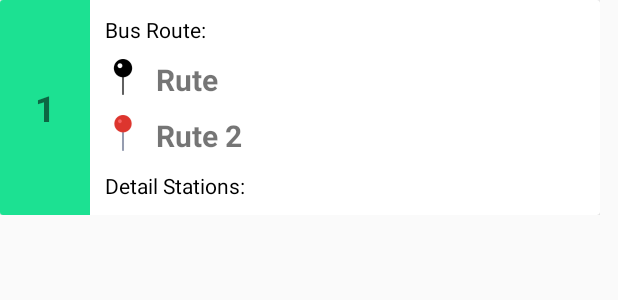
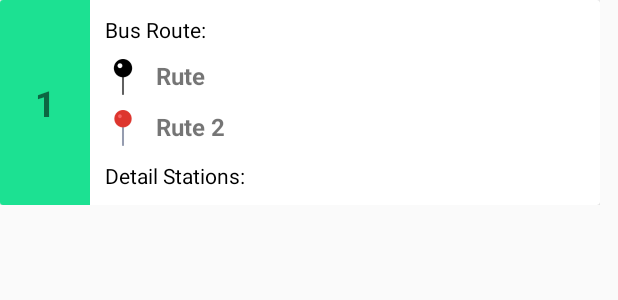
Before and after one commit to arrivaldwis/PublicBusTracking, an Android app: the layout dialog_detail_route.xml on its own in the app's theme, with its tools: preview values and no code run, on a phone screen of 412 x 824 dp. Shown: the top 300 px of the screen. Run offline under Robolectric (Android 15) with nearby library versions, the light colour scheme and no system bars.

Commit message:
Update view rute, detail dan maps

```diff
--- a/app/build.gradle
+++ b/app/build.gradle
@@ -32,6 +32,7 @@ dependencies {
     implementation 'com.google.firebase:firebase-core:15.0.0'
     implementation 'com.squareup.picasso:picasso:2.71828'
     implementation 'com.github.esafirm.android-image-picker:imagepicker:1.12.0'
+    implementation 'com.github.lzyzsd.randomcolor:library:1.0.0'
     testImplementation 'junit:junit:4.12'
     androidTestImplementation 'com.android.support.test:runner:1.0.1'
     androidTestImplementation 'com.android.support.test.espresso:espresso-core:3.0.1'
--- a/app/src/main/res/layout/dialog_detail_route.xml
+++ b/app/src/main/res/layout/dialog_detail_route.xml
@@ -53,7 +53,7 @@
                         android:layout_width="wrap_content"
                         android:layout_height="wrap_content"
                         android:text="Rute"
-                        android:textSize="20sp"
+                        android:textSize="16sp"
                         android:textStyle="bold"
                         android:layout_marginLeft="10dp"/>
                 </LinearLayout>
@@ -72,7 +72,7 @@
                         android:layout_width="wrap_content"
                         android:layout_height="wrap_content"
                         android:text="Rute 2"
-                        android:textSize="20sp"
+                        android:textSize="16sp"
                         android:textStyle="bold"
                         android:layout_marginLeft="10dp"/>
                 </LinearLayout>
--- a/app/src/main/res/layout/item_route.xml
+++ b/app/src/main/res/layout/item_route.xml
@@ -55,7 +55,7 @@
                         android:layout_width="wrap_content"
                         android:layout_height="wrap_content"
                         android:text="Rute"
-                        android:textSize="20sp"
+                        android:textSize="16sp"
                         android:textStyle="bold"
                         android:layout_marginLeft="10dp"/>
                 </LinearLayout>
@@ -74,7 +74,7 @@
                         android:layout_width="wrap_content"
                         android:layout_height="wrap_content"
                         android:text="Rute 2"
-                        android:textSize="20sp"
+                        android:textSize="16sp"
                         android:textStyle="bold"
                         android:layout_marginLeft="10dp"/>
                 </LinearLayout>
```
Also changed, not shown: app/src/main/java/com/example/vikar/publicbustracking/fragment/Maps.java (+10 -7 lines), 1 other file.
